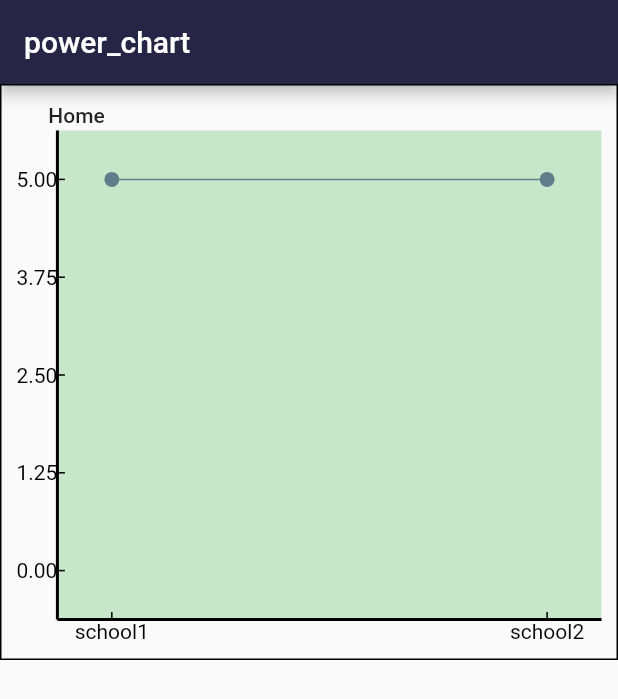
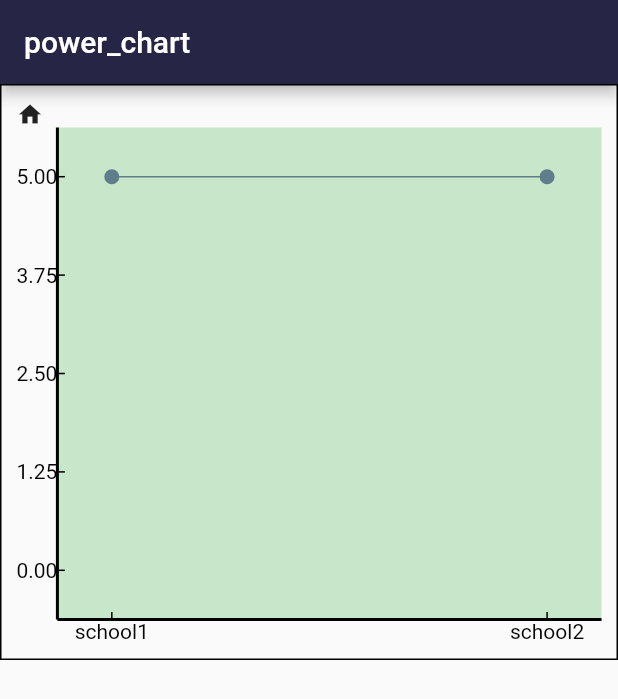
Before and after one commit to Balabalavatasky/power_chart, a Flutter app: the screen it shows after launch, on a phone screen of 412 x 824 dp. Shown: the top 699 px of the screen. Run offline on Flutter 3.47's test engine with Material 2 defaults, Android fonts, the phone set to English and light mode, and no system bars.

Commit message:
update breadcrumb, replace home with icon

```diff
--- a/lib/src/chart/BreadCrumb.dart
+++ b/lib/src/chart/BreadCrumb.dart
@@ -14,70 +14,25 @@ class BreadCrumb extends StatelessWidget {
   }
 
   List<Widget> getBreadCrumbs(InheritedChartStateProvider stateProvider) {
-    List<Widget> wList = List<Widget>();
+    List<Widget> wList = []..add(InkWell(
+        child: Icon(
+          Icons.home,
+          size: 18,
+        ),
+        onTap: () {
+          stateProvider.pop(0);
+        },
+      ));
     for (var i = 0; i < stateProvider.state.breadCrumbTitles.length; i++) {
-      wList.add(SizedBox(
-        width: 80,
-        height: 20,
-        child: FlatButton(
-          child: Text(stateProvider.state.breadCrumbTitles[i]),
-          onPressed: () {
+      wList.add(
+        InkWell(
+          child: Text(' > ' + stateProvider.state.breadCrumbTitles[i]),
+          onTap: () {
             stateProvider.pop(i + 1);
           },
         ),
-      ));
-      if (i != stateProvider.state.breadCrumbTitles.length - 1) {
-        wList.add(Text('/'));
-      }
+      );
     }
     return wList;
   }
 }
-
-// class BreadCrumb extends StatefulWidget {
-//   @override
-//   _BreadCrumbState createState() => _BreadCrumbState();
-// }
-
-// class _BreadCrumbState extends State<BreadCrumb> {
-//   int level;
-//   ChartState chartState;
-
-//   @override
-//   Widget build(BuildContext context) {
-//     return Row(
-//       children: getBreadCrumbs(),
-//     );
-//   }
-
-//   @override
-//   void didChangeDependencies() {
-//     super.didChangeDependencies();
-//     if (chartState == null) {
-//       chartState = InheritedChartStateBuilder.of(context);
-//     }
-//   }
-
-//   List<Widget> getBreadCrumbs() {
-//     List<Widget> wList = List<Widget>();
-//     for (var i = 0; i < chartState.breadCrumbTitles.length; i++) {
-//       wList.add(SizedBox(
-//         width: 80,
-//         height: 20,
-//         child: FlatButton(
-//           child: Text(chartState.breadCrumbTitles[i]),
-//           onPressed: () {
-//             setState(() {
-//               chartState.breadCrumbTitles =
-//                   chartState.breadCrumbTitles.sublist(0, i + 1);
-//             });
-//           },
-//         ),
-//       ));
-//       if (i != chartState.breadCrumbTitles.length - 1) {
-//         wList.add(Text('/'));
-//       }
-//     }
-//     return wList;
-//   }
-// }
--- a/lib/src/chart/Chart.dart
+++ b/lib/src/chart/Chart.dart
@@ -217,13 +217,13 @@ class _PowerChartState extends State<Chart> {
 
   @override
   Widget build(BuildContext context) {
-    if (chartProvider.state.breadCrumbTitles.length == 1) {
+    if (chartProvider.state.breadCrumbTitles.length == 0) {
       _selectedLabel = null;
       _selecetedGraph = null;
       graphList = widget.graph;
     } else {
       var g = _selecetedGraph
-          .drilldownList[chartProvider.state.breadCrumbTitles.length - 2];
+          .drilldownList[chartProvider.state.breadCrumbTitles.length - 1];
       g.data.initData(_selectedLabel);
       graphList = []..add(g);
     }
--- a/lib/src/chart/ChartState.dart
+++ b/lib/src/chart/ChartState.dart
@@ -43,7 +43,7 @@ class ChartState {
           BackgroundGrid backgroundgrid,
           Color backgroundColor,
           Theme chartTheme) =>
-      ChartState([]..add("Home"), showIndicators, chartBorder, backgroundgrid,
+      ChartState(List<String>(), showIndicators, chartBorder, backgroundgrid,
           backgroundColor, chartTheme ?? DefaultTheme());
 
   factory ChartState.pop(ChartState lastState, int level) => ChartState(
--- a/lib/src/chart/PowerChartData.dart
+++ b/lib/src/chart/PowerChartData.dart
@@ -32,7 +32,7 @@ class PowerChartData<T, D extends Comparable, R extends Comparable> {
 
   PowerChartData.from(this.getDataFn, this.domainFn, this.rangeFn);
 
-  PowerChartData.instant(List<T> dataList, this.domainFn, this.rangeFn)
+  PowerChartData.local(List<T> dataList, this.domainFn, this.rangeFn)
       : this.getDataFn = null {
     _dataList = dataList;
     init();
--- a/sample/lib/sampleData.dart
+++ b/sample/lib/sampleData.dart
@@ -95,7 +95,7 @@ List<School> get schoolInfo => []
               ..add(Class("class3"))))));
 
 List<Graph> get sampleLineGraph => []..add(Graph.spline(
-        PowerChartData<School, String, int>.instant(
+        PowerChartData<School, String, int>.local(
           schoolInfo,
           (s) => s.schoolName,
           (s) => s.gradeList.length,
@@ -138,10 +138,7 @@ List<Graph> get sampleLineGraph => []..add(Graph.spline(
                 ..add(Grade(
                     "grade3", []..add(Class("class1"))..add(Class("class3"))))
                 ..add(Grade(
-                    "grade4",
-                    []
-                      ..add(Class("class4"))
-                      ..add(Class("class5"))));
+                    "grade4", []..add(Class("class4"))..add(Class("class5"))));
             }
           },
           (s) => s.gradeName,
@@ -152,7 +149,7 @@ List<Graph> get sampleLineGraph => []..add(Graph.spline(
         area: Area(showArea: true, color: Colors.redAccent, opacity: 1))));
 // ..add(
 //   Graph.spline(
-//       PowerChartData<DataModel, double, double>.instant(
+//       PowerChartData<DataModel, double, double>.local(
 //         data2,
 //         (s) => s.domainValue,
 //         (s) => s.rangeValue,
```
